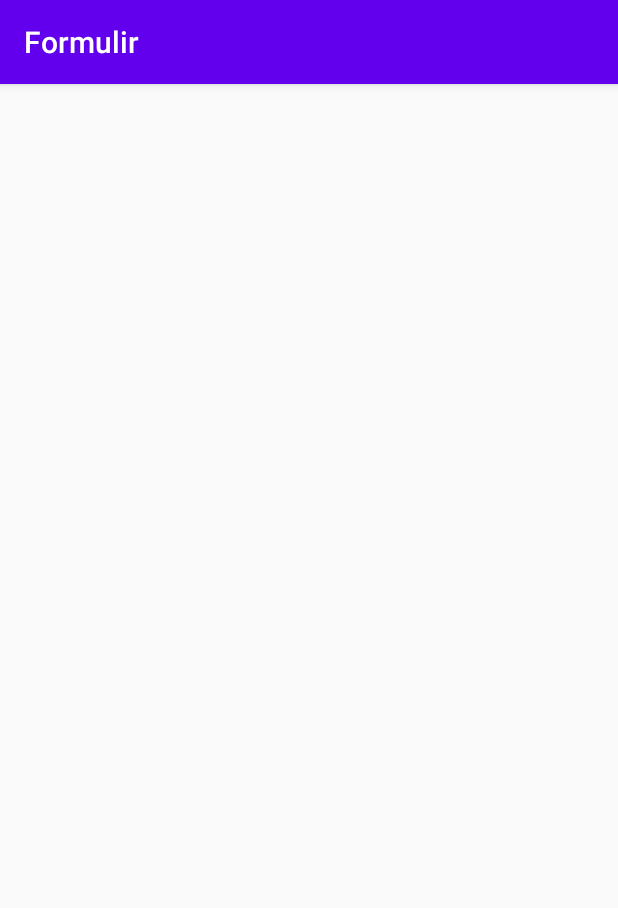
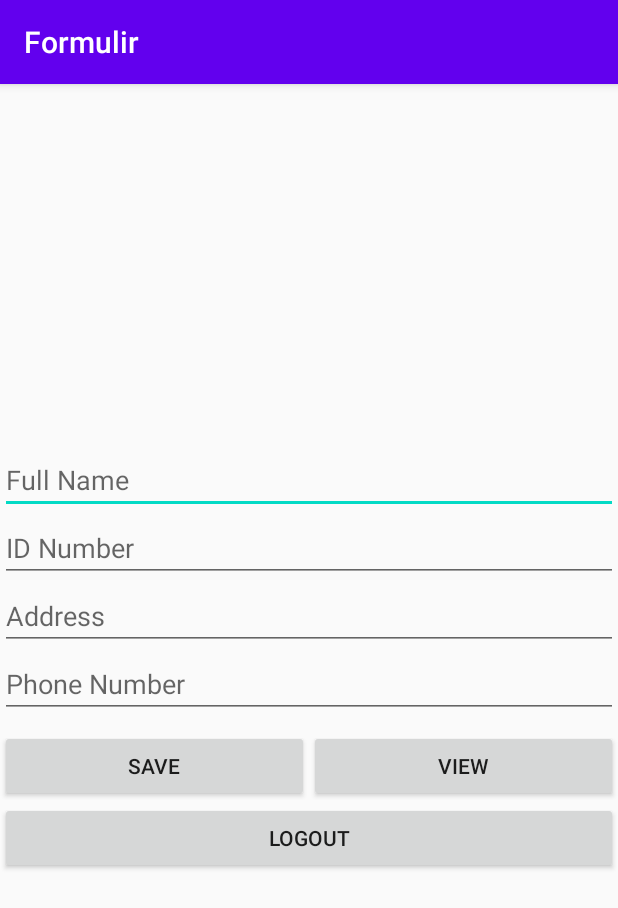
Before and after one commit to agus130899/formulir, an Android app: the screen it shows after launch once a user with an empty profile is signed in (MainActivity), on a phone screen of 412 x 824 dp. Shown: the top 908 px of the screen. Run offline under Robolectric (Android 15) with nearby library versions, the phone set to English and light mode, and no system bars; our stand-ins replace Firebase (no records; nobody signed in at launch, a user with empty details on screens opened directly); libraries missing offline, so code that uses them is left out: com.firebase.ui.

Commit message:
fungsi create

```diff
--- a/app/build.gradle
+++ b/app/build.gradle
@@ -31,6 +31,7 @@ dependencies {
     implementation 'androidx.core:core-ktx:1.3.2'
     implementation 'androidx.appcompat:appcompat:1.2.0'
     implementation 'androidx.constraintlayout:constraintlayout:2.0.4'
+    implementation 'com.google.firebase:firebase-database:16.0.4'
     testImplementation 'junit:junit:4.12'
     implementation 'com.google.firebase:firebase-auth:19.2.0'
 
--- a/app/src/main/res/layout/activity_main.xml
+++ b/app/src/main/res/layout/activity_main.xml
@@ -1,10 +1,70 @@
 <?xml version="1.0" encoding="utf-8"?>
-<androidx.constraintlayout.widget.ConstraintLayout xmlns:android="http://schemas.android.com/apk/res/android"
+<RelativeLayout xmlns:android="http://schemas.android.com/apk/res/android"
     xmlns:app="http://schemas.android.com/apk/res-auto"
     xmlns:tools="http://schemas.android.com/tools"
     android:layout_width="match_parent"
     android:layout_height="match_parent"
     tools:context=".MainActivity">
 
+<LinearLayout
+    android:layout_width="match_parent"
+    android:layout_height="match_parent"
+    android:orientation="vertical"
+    android:gravity="center">
+    <EditText
+        android:layout_width="match_parent"
+        android:layout_height="wrap_content"
+        android:id="@+id/name"
+        android:hint="Full Name"
+        android:ems="10"
+        android:inputType="textPersonName"/>
+    <EditText
+        android:layout_width="match_parent"
+        android:layout_height="wrap_content"
+        android:id="@+id/idnumber"
+        android:hint="ID Number"
+        android:ems="10"
+        android:inputType="number"/>
+    <EditText
+        android:layout_width="match_parent"
+        android:layout_height="wrap_content"
+        android:id="@+id/address"
+        android:hint="Address"
+        android:ems="10"
+        android:inputType="text"/>
+    <EditText
+        android:layout_width="match_parent"
+        android:layout_height="wrap_content"
+        android:id="@+id/phone"
+        android:hint="Phone Number"
+        android:ems="10"
+        android:inputType="number"/>
+    <LinearLayout
+        android:layout_width="match_parent"
+        android:layout_height="wrap_content"
+        android:layout_marginTop="8dp"
+        android:orientation="horizontal">
+        <Button
+            android:layout_width="match_parent"
+            android:layout_height="wrap_content"
+            android:id="@+id/save"
+            android:layout_weight="1"
+            android:text="Save"/>
+        <Button
+            android:layout_width="match_parent"
+            android:layout_height="wrap_content"
+            android:id="@+id/viewdata"
+            android:layout_weight="1"
+            android:text="View"/>
+    </LinearLayout>
+    <Button
+        android:layout_width="match_parent"
+        android:layout_height="wrap_content"
+        android:id="@+id/logout"
+        android:text="Logout"/>
 
-</androidx.constraintlayout.widget.ConstraintLayout>
+</LinearLayout>
+
+
+
+</RelativeLayout>
--- /dev/null
+++ b/app/src/main/res/values/refs.xml
@@ -0,0 +1,4 @@
+<?xml version="1.0" encoding="utf-8"?>
+<resources>
+    <drawable name="loginImage" />
+</resources>
```
Also changed, not shown: app/src/main/java/com/example/formulir/DataVolunteer.kt (added, +19 -0 lines), app/src/main/java/com/example/formulir/MainActivity.kt (+78 -1 lines), app/src/main/res/layout/activity_login.xml (+18 -0 lines), 1 other file.
